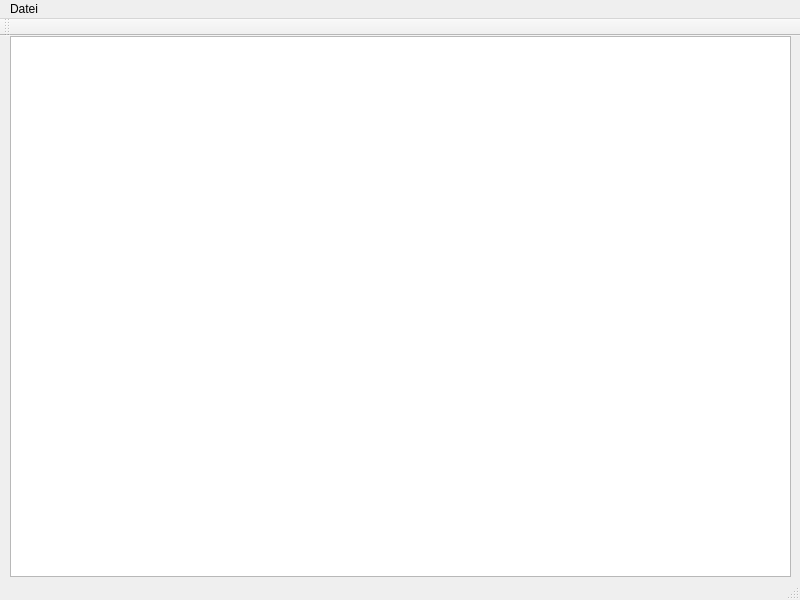
First picture: the form in src/mainwindow.ui, repository DevCodeOne/quick_notes, before the edit.
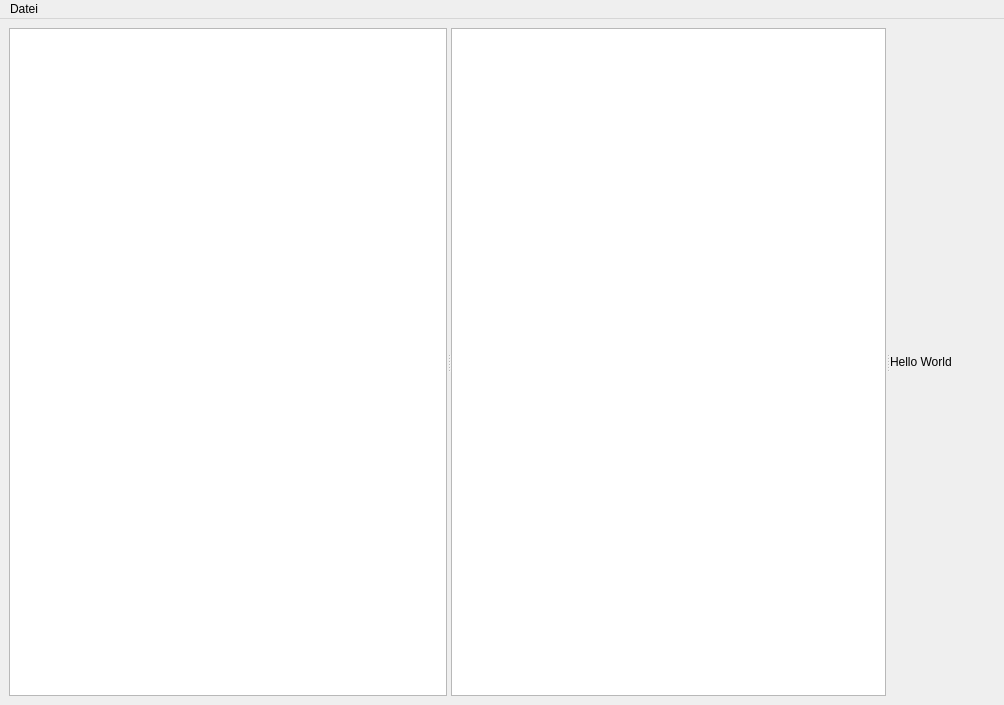
Second picture: the form after the edit. Custom widgets are drawn as their Qt base class.

Commit message: Updated gui with a document structure view

Diff of the .ui file:
```diff
--- a/src/mainwindow.ui
+++ b/src/mainwindow.ui
@@ -6,31 +6,73 @@
    <rect>
     <x>0</x>
     <y>0</y>
-    <width>800</width>
-    <height>600</height>
+    <width>1004</width>
+    <height>705</height>
    </rect>
   </property>
   <property name="windowTitle">
    <string>QuickNotes</string>
   </property>
-  <widget class="QWidget" name="centralwidget">
-   <widget class="MainEditor" name="textEdit">
-    <property name="geometry">
-     <rect>
-      <x>10</x>
-      <y>0</y>
-      <width>781</width>
-      <height>541</height>
-     </rect>
-    </property>
-   </widget>
+  <widget class="QWidget" name="mainlayout">
+   <property name="sizePolicy">
+    <sizepolicy hsizetype="Expanding" vsizetype="Expanding">
+     <horstretch>0</horstretch>
+     <verstretch>0</verstretch>
+    </sizepolicy>
+   </property>
+   <layout class="QHBoxLayout" name="horizontalLayout">
+    <item>
+     <widget class="QSplitter" name="mainsplitter">
+      <property name="orientation">
+       <enum>Qt::Horizontal</enum>
+      </property>
+      <widget class="QTreeView" name="treeView"/>
+      <widget class="QWidget" name="documentview" native="true">
+       <property name="sizePolicy">
+        <sizepolicy hsizetype="Expanding" vsizetype="Expanding">
+         <horstretch>0</horstretch>
+         <verstretch>0</verstretch>
+        </sizepolicy>
+       </property>
+       <layout class="QHBoxLayout" name="horizontalLayout_2">
+        <item>
+         <widget class="QSplitter" name="viewsplitter">
+          <property name="sizePolicy">
+           <sizepolicy hsizetype="Preferred" vsizetype="Preferred">
+            <horstretch>0</horstretch>
+            <verstretch>0</verstretch>
+           </sizepolicy>
+          </property>
+          <property name="orientation">
+           <enum>Qt::Horizontal</enum>
+          </property>
+          <widget class="QTextEdit" name="mainedit">
+           <property name="sizeIncrement">
+            <size>
+             <width>0</width>
+             <height>0</height>
+            </size>
+           </property>
+          </widget>
+          <widget class="QLabel" name="pdfview">
+           <property name="text">
+            <string>Hello World</string>
+           </property>
+          </widget>
+         </widget>
+        </item>
+       </layout>
+      </widget>
+     </widget>
+    </item>
+   </layout>
   </widget>
   <widget class="QMenuBar" name="menubar">
    <property name="geometry">
     <rect>
      <x>0</x>
      <y>0</y>
-     <width>800</width>
+     <width>1004</width>
      <height>20</height>
     </rect>
    </property>
@@ -41,26 +83,7 @@
    </widget>
    <addaction name="menuDatei"/>
   </widget>
-  <widget class="QStatusBar" name="statusbar"/>
-  <widget class="QToolBar" name="toolBar">
-   <property name="windowTitle">
-    <string>toolBar</string>
-   </property>
-   <attribute name="toolBarArea">
-    <enum>TopToolBarArea</enum>
-   </attribute>
-   <attribute name="toolBarBreak">
-    <bool>false</bool>
-   </attribute>
-  </widget>
  </widget>
- <customwidgets>
-  <customwidget>
-   <class>MainEditor</class>
-   <extends>QTextEdit</extends>
-   <header>maineditor.h</header>
-  </customwidget>
- </customwidgets>
  <resources/>
  <connections/>
 </ui>
```
The commit also changes 1 other file.
